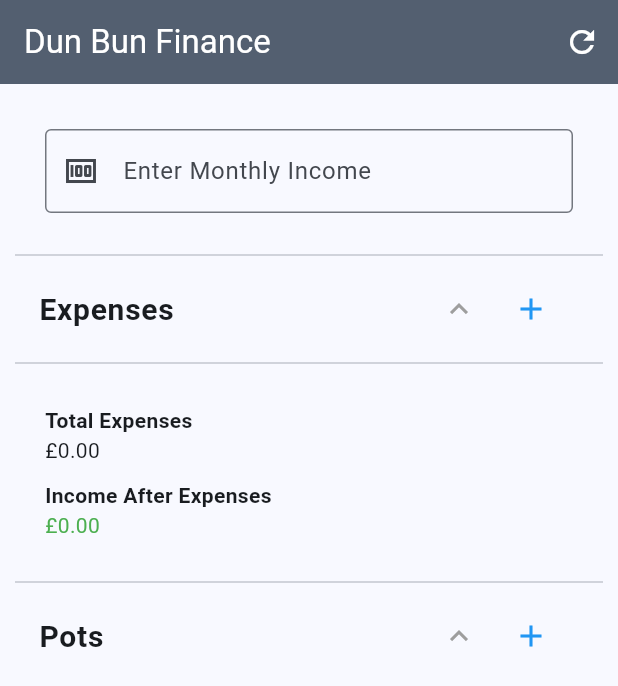
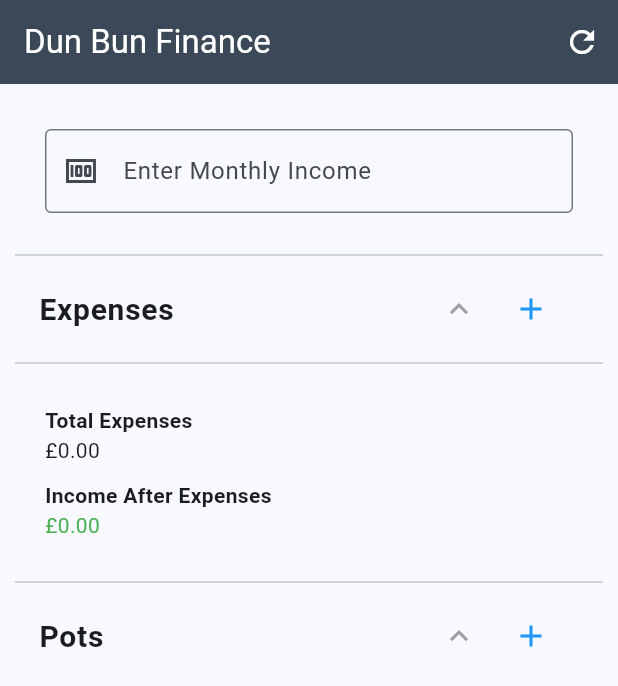
Before and after one commit to brpetrov/dun_bun_finance, a Flutter app: the screen it shows after launch, on a phone screen of 412 x 824 dp. Shown: the top 686 px of the screen. Run offline on Flutter 3.47's test engine with Material 3 defaults, Android fonts, the light colour scheme and no system bars; our stand-ins replace sqflite, sqflite_common_ffi; accounts and stored records are empty.

Commit message:
minor appbare change

```diff
--- a/lib/home_screen/home_screen.dart
+++ b/lib/home_screen/home_screen.dart
@@ -72,7 +72,7 @@ class _HomeScreenState extends State<HomeScreen> {
     return Scaffold(
       appBar: AppBar(
         title: const Text("Dun Bun Finance"),
-        backgroundColor: Theme.of(context).colorScheme.secondary,
+        backgroundColor: Theme.of(context).colorScheme.onSecondaryContainer,
         foregroundColor: Colors.white,
         actions: [
           IconButton(
```
